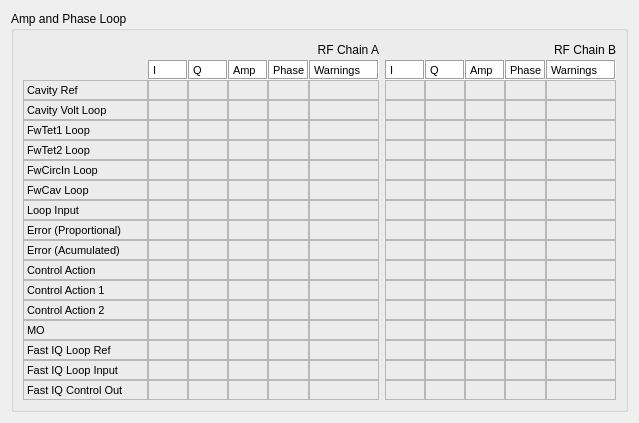
Above: src/llrfgui/widgets/diagdc/ui/Diagdc.ui from amilan/app-maxiv-llrfexpert before the change. Below: the same form after it.
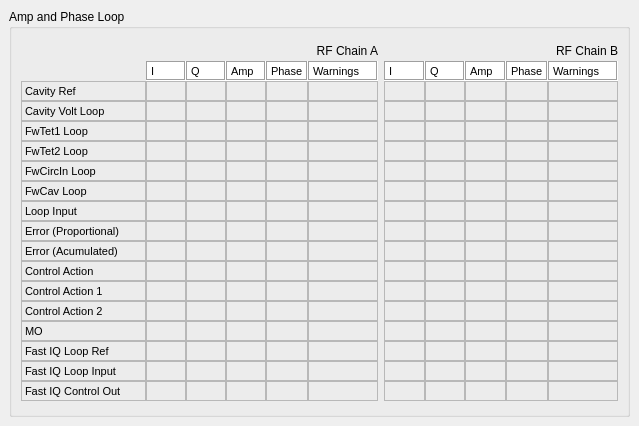
That is the form after the change. Custom widgets are drawn as their Qt base class.

Commit message:
Scrollable area added.
An scroll area has been added to each widget.

```diff
--- a/src/llrfgui/widgets/diagdc/ui/Diagdc.ui
+++ b/src/llrfgui/widgets/diagdc/ui/Diagdc.ui
@@ -7,13 +7,37 @@
     <x>0</x>
     <y>0</y>
     <width>639</width>
-    <height>356</height>
+    <height>426</height>
    </rect>
   </property>
   <property name="windowTitle">
    <string>Form</string>
   </property>
   <layout class="QGridLayout" name="gridLayout">
+   <property name="margin">
+    <number>0</number>
+   </property>
+   <property name="spacing">
+    <number>0</number>
+   </property>
+   <item row="0" column="0">
+    <widget class="QScrollArea" name="scrollArea">
+     <property name="frameShape">
+      <enum>QFrame::NoFrame</enum>
+     </property>
+     <property name="widgetResizable">
+      <bool>true</bool>
+     </property>
+     <widget class="QWidget" name="scrollAreaWidgetContents">
+      <property name="geometry">
+       <rect>
+        <x>0</x>
+        <y>0</y>
+        <width>639</width>
+        <height>426</height>
+       </rect>
+      </property>
+      <layout class="QGridLayout" name="gridLayout_2">
    <item row="0" column="0">
     <widget class="QGroupBox" name="groupBox_4">
      <property name="minimumSize">
@@ -6164,6 +6188,10 @@
        </layout>
       </item>
      </layout>
+        </widget>
+       </item>
+      </layout>
+     </widget>
     </widget>
    </item>
   </layout>
```
Lines whose indentation alone changed are shown as unchanged. The commit also changes 24 other files.
